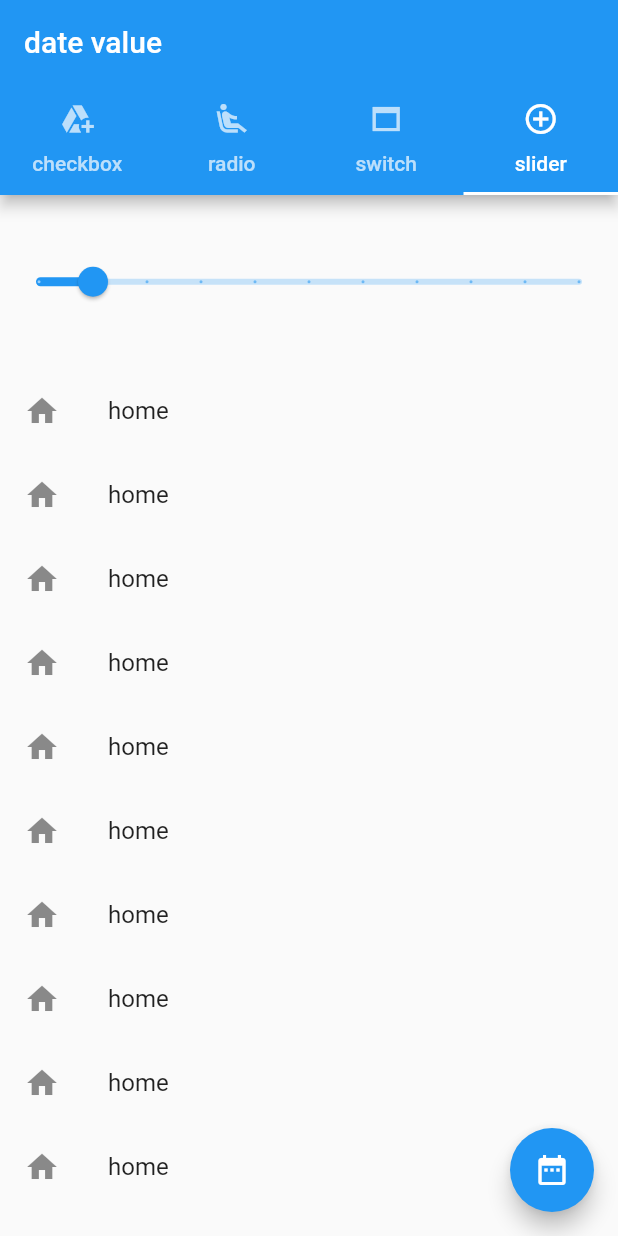
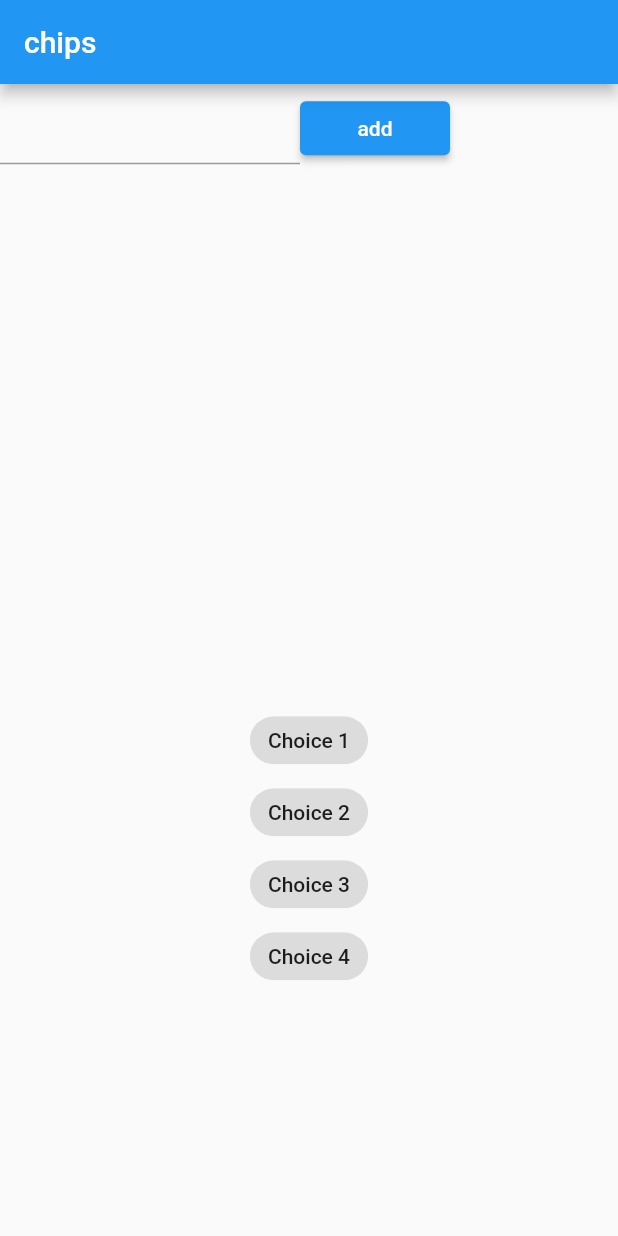
Before and after one commit to The-Closure/flutter_course_autumn_2021, a Flutter app: the screen it shows after launch, on a phone screen of 412 x 824 dp. Run offline on Flutter 3.47's test engine with Material 2 defaults, Android fonts, the phone set to English and light mode, and no system bars.

Commit message:
init point

```diff
--- a/lib/first_page.dart
+++ b/lib/first_page.dart
@@ -1,5 +1,6 @@
 import 'package:flutter/cupertino.dart';
 import 'package:flutter/material.dart';
+import 'package:flutter/services.dart';
 
 class FirstPage extends StatefulWidget {
   FirstPage({Key key}) : super(key: key);
@@ -8,170 +9,75 @@ class FirstPage extends StatefulWidget {
 }
 
 class _FirstPageState extends State<FirstPage> {
-  List<bool> checkboxes = [false, false, false];
-  int _groupRadio = -1;
-  bool _switch = false;
-  double _slider = 10;
-  String title = 'date value';
-
   @override
   Widget build(BuildContext context) {
-    return DefaultTabController(
-      initialIndex: 3,
-      length: 4,
-      child: Scaffold(
-        floatingActionButton: FloatingActionButton(
-          child: Icon(Icons.date_range),
-          onPressed: () async {
-            final date = await showDatePicker(
-                context: context,
-                initialDate: DateTime.now(),
-                firstDate: DateTime(1990, 1),
-                lastDate: DateTime(2030, 1));
-            print(date);
-            setState(() {
-              title =
-                  '${date.year.toString()}-${date.month.toString()}-${date.day.toString()}';
-            });
-          },
-        ),
-        appBar: AppBar(
-          title: Text('$title'),
-          bottom: TabBar(
-            tabs: [
-              Tab(
-                text: 'checkbox',
-                icon: Icon(Icons.add_to_drive_sharp),
-              ),
-              Tab(
-                text: 'radio',
-                icon: Icon(Icons.airline_seat_recline_extra),
-              ),
-              Tab(
-                text: 'switch',
-                icon: Icon(Icons.web_asset_sharp),
-              ),
-              Tab(
-                text: 'slider',
-                icon: Icon(Icons.control_point),
-              ),
-            ],
-          ),
-        ),
-        body: TabBarView(
-          children: [
-            Container(
-              alignment: Alignment.center,
-              child: Column(
-                children: [
-                  for (int i = 0; i < checkboxes.length; i++)
-                    CheckboxListTile(
-                      title: Text('data'),
-                      tristate: i == 0,
-                      onChanged: (value) {
-                        print(value);
-                        setState(() {
-                          checkboxes[i] = value;
-                        });
-                      },
-                      value: checkboxes[i],
-                      activeColor: Color(0xFF6200EE),
-                    ),
-                ],
+    return Scaffold(
+      appBar: AppBar(
+        title: Text('card'),
+      ),
+      body: ListView.builder(
+        itemCount: 2,
+        itemBuilder: (context, index) => Padding(
+          padding: const EdgeInsets.all(16.0),
+          child: Card(
+            shape: RoundedRectangleBorder(
+              borderRadius: BorderRadius.circular(30), // if you need this
+              side: BorderSide(
+                color: Colors.grey.withOpacity(0.2),
+                width: 1,
               ),
             ),
-            Container(
-              alignment: Alignment.center,
-              child: Column(
-                children: [
-                  for (var i = 0; i < 5; i++)
-                    Column(
-                      children: [
-                        RadioListTile(
-                          title: Text('data'),
-                          value: i,
-                          groupValue: _groupRadio,
-                          onChanged: (value) {
-                            setState(() {
-                              _groupRadio = value;
-                            });
-                          },
-                          activeColor: Color(0xFF6200EE),
-                        ),
-                        Divider(
-                          color: Colors.grey,
-                          indent: 5,
-                          endIndent: 5,
-                          thickness: 2,
-                          height: 10,
-                        )
-                      ],
+            elevation: null, // has value when shape is null
+            shadowColor: Colors.black,
+            clipBehavior: Clip.antiAlias,
+            child: Column(
+              children: [
+                ListTile(
+                  leading: Icon(Icons.arrow_drop_down_circle),
+                  title: const Text('Card title 1'),
+                  subtitle: Text(
+                    'Secondary Text',
+                    style: TextStyle(color: Colors.black.withOpacity(0.6)),
+                  ),
+                ),
+                Padding(
+                  padding: const EdgeInsets.all(16.0),
+                  child: Text(
+                    'Greyhound divisively hello coldly wonderfully marginally far upon excluding.',
+                    style: TextStyle(color: Colors.black.withOpacity(0.6)),
+                  ),
+                ),
+                ButtonBar(
+                  alignment: MainAxisAlignment.start,
+                  children: [
+                    TextButton(
+                      style: ButtonStyle(
+                          backgroundColor:
+                              MaterialStateProperty.all(Colors.transparent)),
+                      onPressed: () {
+                        // Perform some action
+                      },
+                      child: const Text('ACTION 1'),
                     ),
-                ],
-              ),
+                    TextButton(
+                      style: ButtonStyle(
+                          backgroundColor:
+                              MaterialStateProperty.all(Colors.transparent)),
+                      onPressed: () {
+                        // Perform some action
+                      },
+                      child: const Text('ACTION 2'),
+                    ),
+                  ],
+                ),
+                Image.network(
+                  'https://www.pixsy.com/wp-content/uploads/2021/04/ben-sweet-2LowviVHZ-E-unsplash-1.jpeg',
+                  width: double.infinity,
+                  height: 300,
+                ),
+              ],
             ),
-            Container(
-              alignment: Alignment.center,
-              child: Switch(
-                value: _switch,
-                activeColor: Color(0xFF6200EE),
-                onChanged: (value) {
-                  setState(() {
-                    _switch = value;
-                  });
-                },
-              ),
-            ),
-            Container(
-              // width: 100,
-              alignment: Alignment.center,
-              child: Column(
-                children: [
-                  Expanded(
-                    flex: 1,
-                    child: Slider(
-                      value: _slider,
-                      min: 0,
-                      max: 100,
-                      label: _slider.round().toString(),
-                      divisions: 10,
-                      onChanged: (value) {
-                        if (value == 50) {
-                          ScaffoldMessenger.of(context).showSnackBar(
-                            SnackBar(
-                              action: SnackBarAction(
-                                label: 'hide',
-                                onPressed: () {
-                                  ScaffoldMessenger.of(context)
-                                      .hideCurrentSnackBar();
-                                },
-                              ),
-                              content: Text(
-                                'half slider',
-                              ),
-                              duration: Duration(seconds: 3),
-                            ),
-                          );
-                        }
-                        setState(() {
-                          _slider = value;
-                        });
-                      },
-                    ),
-                  ),
-                  Expanded(
-                      flex: 5,
-                      child: ListView.builder(
-                        itemCount: _slider.toInt(),
-                        itemBuilder: (context, index) => ListTile(
-                          leading: Icon(Icons.home),
-                          title: Text('home'),
-                        ),
-                      ))
-                ],
-              ),
-            ),
-          ],
+          ),
         ),
       ),
     );
--- a/lib/main.dart
+++ b/lib/main.dart
@@ -1,6 +1,7 @@
 import 'package:flutter/cupertino.dart';
 import 'package:flutter/material.dart';
 import 'package:flutter_course_autumn_2021/first_page.dart';
+import 'package:flutter_course_autumn_2021/second_page.dart';
 
 main() {
   runApp(MyApp());
@@ -13,7 +14,7 @@ class MyApp extends StatelessWidget {
   Widget build(BuildContext context) {
     return MaterialApp(
       debugShowCheckedModeBanner: false,
-      home: FirstPage(),
+      home: SecondPage(),
     );
   }
 }
--- /dev/null
+++ b/lib/second_page.dart
@@ -0,0 +1,125 @@
+import 'package:flutter/cupertino.dart';
+import 'package:flutter/material.dart';
+
+class SecondPage extends StatefulWidget {
+  SecondPage({Key key}) : super(key: key);
+
+  @override
+  State<SecondPage> createState() => _SecondPageState();
+}
+
+/**
+   *
+   *  [filterChip accepts multi choices] coding feature
+   * [choiceChip accepts single choice] coding feature
+   *
+   */
+
+class _SecondPageState extends State<SecondPage> {
+  List<String> chips = List.empty(growable: true);
+  List<bool> choices = [false, false, false, false];
+  TextEditingController chipInput = TextEditingController();
+
+  @override
+  Widget build(BuildContext context) {
+    return Scaffold(
+      resizeToAvoidBottomInset: false,
+      appBar: AppBar(
+        title: Text('chips'),
+      ),
+      body: Column(
+        children: [
+          Expanded(
+            flex: 1,
+            child: Row(
+              children: [
+                Container(
+                  width: 200,
+                  child: TextFormField(
+                    controller: chipInput,
+                  ),
+                ),
+                Container(
+                  width: 100,
+                  child: ElevatedButton(
+                    onPressed: () {
+                      String chipValue = chipInput.text;
+                      chipInput.clear();
+                      setState(() {
+                        chips.add(chipValue);
+                      });
+                    },
+                    child: Text('add'),
+                  ),
+                ),
+              ],
+            ),
+          ),
+          Expanded(
+            flex: 6,
+            child: ListView.builder(
+              itemCount: chips.length,
+              itemBuilder: (context, index) => InputChip(
+                label: Text(
+                  chips[index],
+                ),
+                onSelected: (bool value) {},
+              ),
+            ),
+          ),
+          Expanded(
+            flex: 6,
+            child: Column(
+              children: [
+                ChoiceChip(
+                  label: Text('Choice 1'),
+                  selected: choices[0],
+                  onSelected: (value) {
+                    choices.fillRange(0, choices.length, false);
+
+                    setState(() {
+                      choices[0] = value;
+                    });
+                  },
+                ),
+                ChoiceChip(
+                  label: Text('Choice 2'),
+                  selected: choices[1],
+                  onSelected: (value) {
+                    choices.fillRange(0, choices.length, false);
+
+                    setState(() {
+                      choices[1] = value;
+                    });
+                  },
+                ),
+                ChoiceChip(
+                  label: Text('Choice 3'),
+                  selected: choices[2],
+                  onSelected: (value) {
+                    choices.fillRange(0, choices.length, false);
+
+                    setState(() {
+                      choices[2] = value;
+                    });
+                  },
+                ),
+                ChoiceChip(
+                  label: Text('Choice 4'),
+                  selected: choices[3],
+                  onSelected: (value) {
+                    choices.fillRange(0, choices.length, false);
+
+                    setState(() {
+                      choices[3] = value;
+                    });
+                  },
+                ),
+              ],
+            ),
+          )
+        ],
+      ),
+    );
+  }
+}
```
